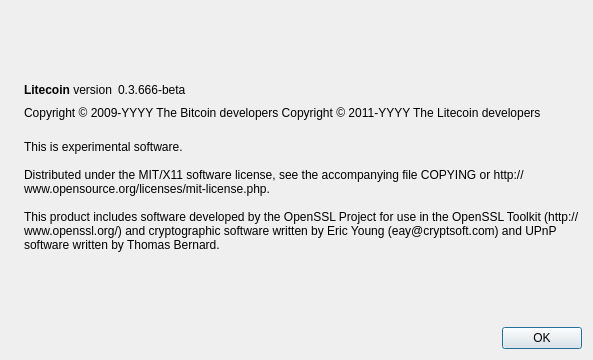
Above: src/qt/forms/aboutdialog.ui from nintencoin/nintencoin before the change. Below: the same form after it.
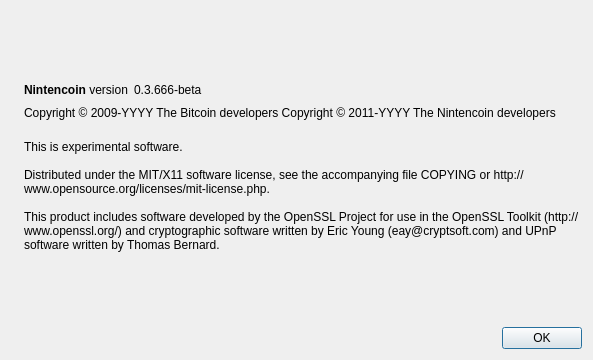
That is the form after the change. Icons and pictures are not drawn.

```diff
--- a/src/qt/forms/aboutdialog.ui
+++ b/src/qt/forms/aboutdialog.ui
@@ -50,7 +50,7 @@
           <cursorShape>IBeamCursor</cursorShape>
          </property>
          <property name="text">
-          <string>&lt;b&gt;Litecoin&lt;/b&gt; version</string>
+          <string>&lt;b&gt;Nintencoin&lt;/b&gt; version</string>
          </property>
          <property name="textInteractionFlags">
           <set>Qt::LinksAccessibleByMouse|Qt::TextSelectableByKeyboard|Qt::TextSelectableByMouse</set>
@@ -92,7 +92,7 @@
        </property>
        <property name="text">
         <string notr="true">Copyright &amp;copy; 2009-YYYY The Bitcoin developers
-Copyright &amp;copy; 2011-YYYY The Litecoin developers</string>
+Copyright &amp;copy; 2011-YYYY The Nintencoin developers</string>
        </property>
        <property name="textFormat">
         <enum>Qt::RichText</enum>
```
Left out of the diff: 2 changed lines with no effect on the pictures.
